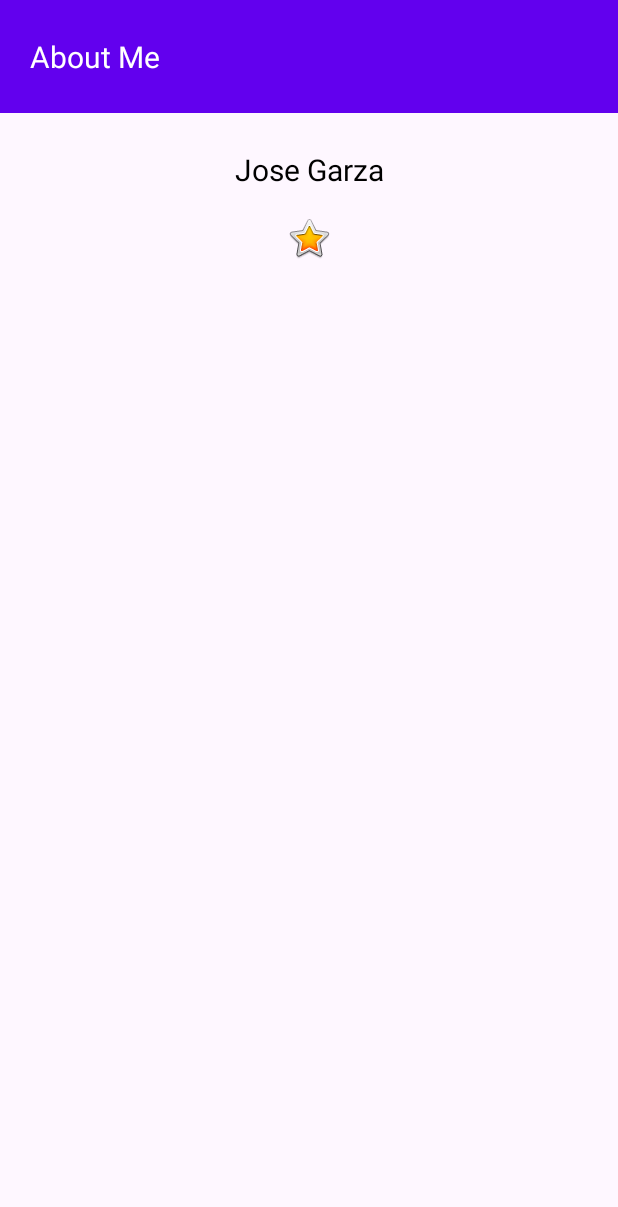
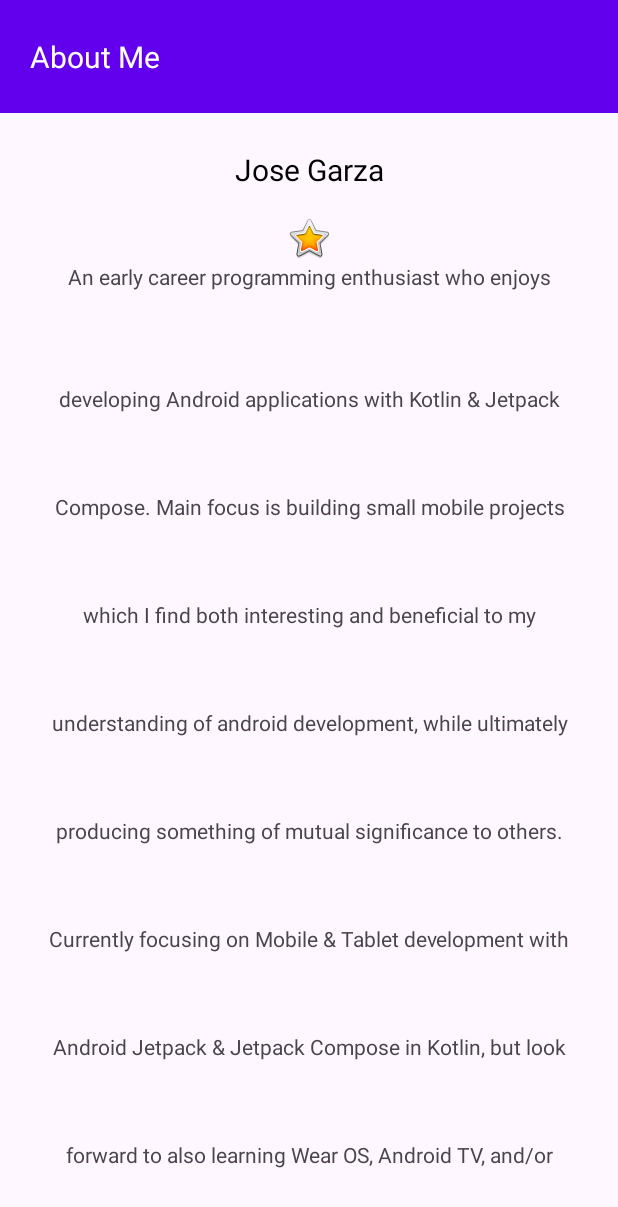
Before and after one commit to SVENTRIPIKAL/about-me-app, an Android app: the screen it shows after launch (MainActivity), on a phone screen of 412 x 824 dp. Shown: the top 1207 px of the screen. Run offline under Robolectric (Android 15) with nearby library versions, the phone set to English and light mode, and no system bars.

Commit message:
scrollView added
-added scrollview
-added textView with bioText within
-added wide lineSpacingMult to allow scrolling

```diff
--- a/app/src/main/res/layout/activity_main.xml
+++ b/app/src/main/res/layout/activity_main.xml
@@ -8,24 +8,40 @@
 
     <TextView
         android:id="@+id/banner_text"
-        android:text="@string/app_name"
         style="@style/BannerStyle"
         android:layout_width="match_parent"
-        android:layout_height="@dimen/banner_height" />
+        android:layout_height="@dimen/banner_height"
+        android:text="@string/app_name" />
 
     <TextView
         android:id="@+id/name_text"
-        android:text="@string/name_text"
         style="@style/NameStyle"
         android:layout_width="match_parent"
-        android:layout_height="wrap_content" />
+        android:layout_height="wrap_content"
+        android:text="@string/name_text" />
 
     <ImageView
         android:id="@+id/star_image"
-        app:srcCompat="@android:drawable/btn_star_big_on"
+        android:layout_width="match_parent"
+        android:layout_height="wrap_content"
+        android:layout_marginTop="@dimen/layout_margin"
         android:contentDescription="@string/star_image"
-        android:layout_marginTop="@dimen/layout_margin"
+        app:srcCompat="@android:drawable/btn_star_big_on" />
+
+    <ScrollView
+        android:id="@+id/bio_scrollView"
         android:layout_width="match_parent"
-        android:layout_height="wrap_content" />
+        android:layout_height="match_parent"
+        android:layout_gravity="center_horizontal">
+
+        <TextView
+            android:id="@+id/bio_text"
+            android:layout_width="match_parent"
+            android:layout_height="wrap_content"
+            android:gravity="center"
+            android:lineSpacingMultiplier="4.5"
+            android:paddingHorizontal="@dimen/text_bio_padding"
+            android:text="@string/text_bio" />
+    </ScrollView>
 
 </LinearLayout>
--- a/app/src/main/res/values/dimens.xml
+++ b/app/src/main/res/values/dimens.xml
@@ -5,4 +5,5 @@
     <dimen name="text_size">20sp</dimen>
     <dimen name="small_padding">8dp</dimen>
     <dimen name="layout_margin">16dp</dimen>
+    <dimen name="text_bio_padding">16dp</dimen>
 </resources>
--- a/app/src/main/res/values/strings.xml
+++ b/app/src/main/res/values/strings.xml
@@ -2,4 +2,6 @@
     <string name="app_name">About Me</string>
     <string name="name_text">Jose Garza</string>
     <string name="star_image">Star Image</string>
+    <string name="text_bio"><![CDATA[An early career programming enthusiast who enjoys developing Android applications with Kotlin & Jetpack Compose. Main focus is building small mobile projects which I find both interesting and beneficial to my understanding of android development, while ultimately producing something of mutual significance to others. Currently focusing on Mobile & Tablet development with Android Jetpack & Jetpack Compose in Kotlin, but look forward to also learning Wear OS, Android TV, and/or Automotive application development in the near future.]]></string>
+
 </resources>
```
